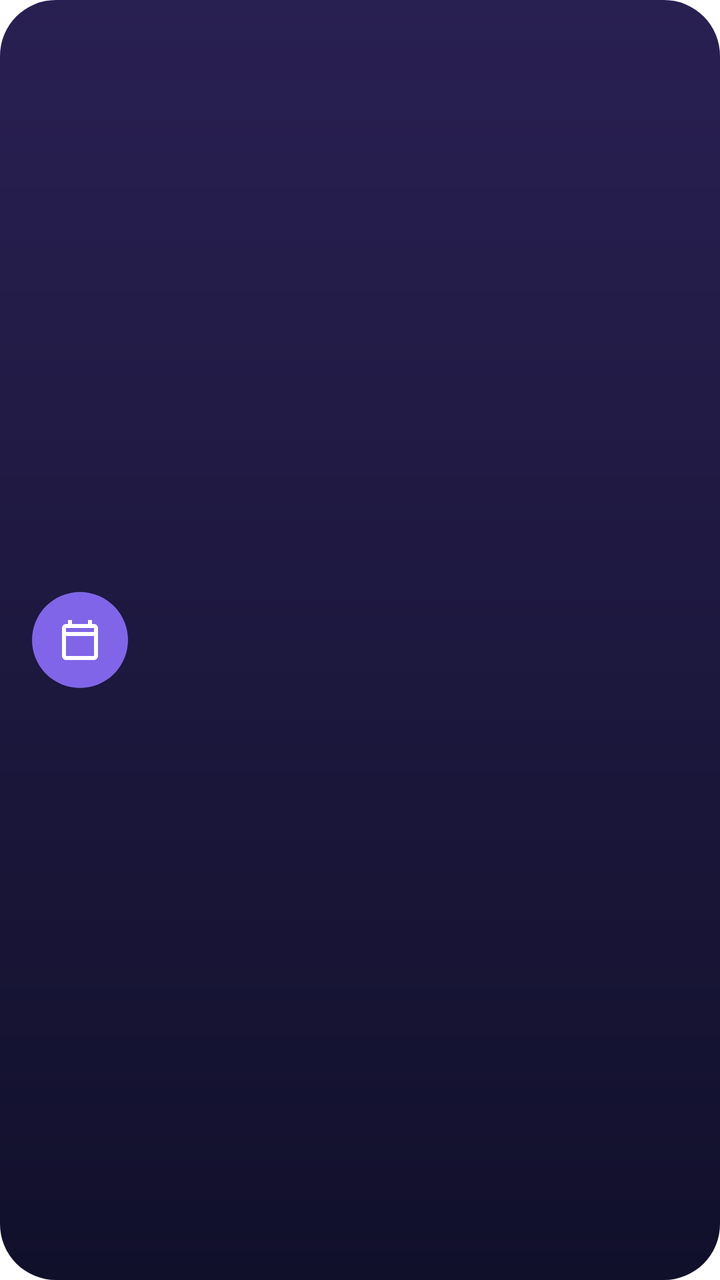
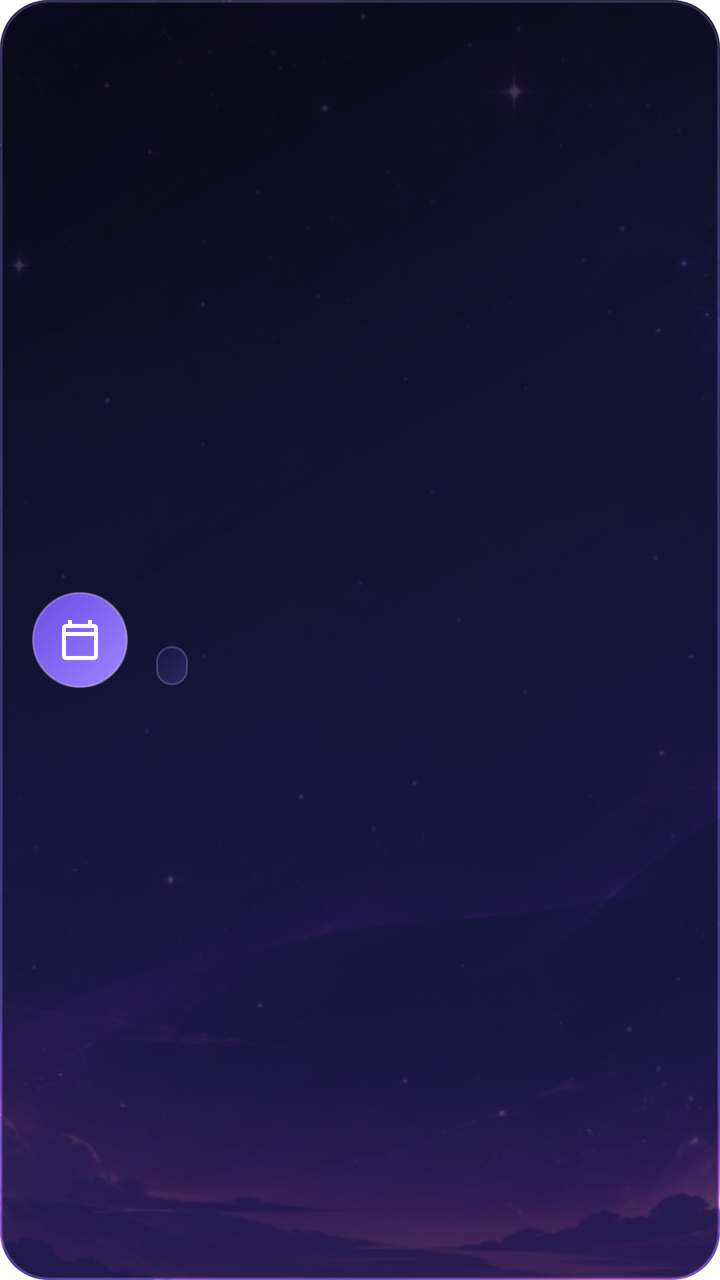

An Android layout rendered at two revisions. The XML below is the earlier revision; the diff shows what the commit changed to produce the second picture.
<!-- AndroidManifest.xml: fallback theme Theme.MaterialComponents.DayNight.NoActionBar -->
<!-- res/layout/widget_hrt.xml -->
<?xml version="1.0" encoding="utf-8"?>
<LinearLayout xmlns:android="http://schemas.android.com/apk/res/android"
    android:id="@+id/root"
    android:layout_width="match_parent"
    android:layout_height="match_parent"
    android:background="@drawable/widget_bg"
    android:gravity="center_vertical"
    android:orientation="horizontal"
    android:padding="16dp">

    <FrameLayout
        android:layout_width="48dp"
        android:layout_height="48dp">

        <ImageView
            android:layout_width="48dp"
            android:layout_height="48dp"
            android:src="@drawable/widget_icon_circle" />

        <ImageView
            android:layout_width="24dp"
            android:layout_height="24dp"
            android:layout_gravity="center"
            android:src="@drawable/ic_widget_calendar" />
    </FrameLayout>

    <LinearLayout
        android:layout_width="0dp"
        android:layout_height="wrap_content"
        android:layout_marginStart="12dp"
        android:layout_weight="1"
        android:orientation="vertical">

        <TextView
            android:id="@+id/title"
            android:layout_width="match_parent"
            android:layout_height="wrap_content"
            android:ellipsize="end"
            android:maxLines="2"
            android:textColor="#FFFFFF"
            android:textSize="18sp"
            android:textStyle="bold" />

        <TextView
            android:id="@+id/subtitle"
            android:layout_width="match_parent"
            android:layout_height="wrap_content"
            android:ellipsize="end"
            android:maxLines="1"
            android:textColor="#C7B8FF"
            android:textSize="13sp" />
    </LinearLayout>
</LinearLayout>
<!-- resources referenced by this layout -->
<resources>
  <!-- drawable ic_widget_calendar (drawable) -->
  <?xml version="1.0" encoding="utf-8"?>
  <vector xmlns:android="http://schemas.android.com/apk/res/android"
      android:width="24dp"
      android:height="24dp"
      android:viewportWidth="24"
      android:viewportHeight="24">
      <path
          android:fillColor="#FFFFFF"
          android:pathData="M19,4h-1V2h-2v2H8V2H6v2H5C3.89,4 3.01,4.9 3.01,6L3,20c0,1.1 0.89,2 2,2h14c1.1,0 2,-0.9 2,-2V6C21,4.9 20.1,4 19,4zM19,20H5V10h14V20zM19,8H5V6h14V8z" />
  </vector>
  <!-- drawable widget_bg (drawable) -->
  <?xml version="1.0" encoding="utf-8"?>
  <shape xmlns:android="http://schemas.android.com/apk/res/android" android:shape="rectangle">
      <gradient
          android:angle="270"
          android:endColor="#11102B"
          android:startColor="#292052" />
      <corners android:radius="28dp" />
  </shape>
  <!-- drawable widget_icon_circle (drawable) -->
  <?xml version="1.0" encoding="utf-8"?>
  <shape xmlns:android="http://schemas.android.com/apk/res/android" android:shape="oval">
      <solid android:color="#8065E8" />
  </shape>
</resources>

<!-- the commit's change to res/layout/widget_hrt.xml (unified diff, before → after) -->
@@ -1,53 +1,77 @@
 <?xml version="1.0" encoding="utf-8"?>
-<LinearLayout xmlns:android="http://schemas.android.com/apk/res/android"
+<FrameLayout xmlns:android="http://schemas.android.com/apk/res/android"
     android:id="@+id/root"
     android:layout_width="match_parent"
     android:layout_height="match_parent"
-    android:background="@drawable/widget_bg"
-    android:gravity="center_vertical"
-    android:orientation="horizontal"
-    android:padding="16dp">
+    android:background="@drawable/widget_scrim"
+    android:clipToOutline="true">
 
-    <FrameLayout
-        android:layout_width="48dp"
-        android:layout_height="48dp">
+    <ImageView
+        android:layout_width="match_parent"
+        android:layout_height="match_parent"
+        android:scaleType="centerCrop"
+        android:src="@drawable/widget_celestial_bg" />
 
-        <ImageView
-            android:layout_width="48dp"
-            android:layout_height="48dp"
-            android:src="@drawable/widget_icon_circle" />
-
-        <ImageView
-            android:layout_width="24dp"
-            android:layout_height="24dp"
-            android:layout_gravity="center"
-            android:src="@drawable/ic_widget_calendar" />
-    </FrameLayout>
+    <View
+        android:layout_width="match_parent"
+        android:layout_height="match_parent"
+        android:background="@drawable/widget_scrim" />
 
     <LinearLayout
-        android:layout_width="0dp"
-        android:layout_height="wrap_content"
-        android:layout_marginStart="12dp"
-        android:layout_weight="1"
-        android:orientation="vertical">
+        android:layout_width="match_parent"
+        android:layout_height="match_parent"
+        android:gravity="center_vertical"
+        android:orientation="horizontal"
+        android:padding="16dp">
 
-        <TextView
-            android:id="@+id/title"
-            android:layout_width="match_parent"
+        <FrameLayout
+            android:layout_width="48dp"
+            android:layout_height="48dp">
+
+            <ImageView
+                android:layout_width="48dp"
+                android:layout_height="48dp"
+                android:src="@drawable/widget_icon_circle" />
+
+            <ImageView
+                android:layout_width="24dp"
+                android:layout_height="24dp"
+                android:layout_gravity="center"
+                android:src="@drawable/ic_widget_calendar" />
+        </FrameLayout>
+
+        <LinearLayout
+            android:layout_width="0dp"
             android:layout_height="wrap_content"
-            android:ellipsize="end"
-            android:maxLines="2"
-            android:textColor="#FFFFFF"
-            android:textSize="18sp"
-            android:textStyle="bold" />
+            android:layout_marginStart="14dp"
+            android:layout_weight="1"
+            android:orientation="vertical">
 
-        <TextView
-            android:id="@+id/subtitle"
-            android:layout_width="match_parent"
-            android:layout_height="wrap_content"
-            android:ellipsize="end"
-            android:maxLines="1"
-            android:textColor="#C7B8FF"
-            android:textSize="13sp" />
+            <TextView
+                android:id="@+id/title"
+                android:layout_width="match_parent"
+                android:layout_height="wrap_content"
+                android:ellipsize="end"
+                android:maxLines="2"
+                android:textColor="#FFFFFF"
+                android:textSize="16sp"
+                android:textStyle="bold" />
+
+            <TextView
+                android:id="@+id/subtitle"
+                android:layout_width="wrap_content"
+                android:layout_height="wrap_content"
+                android:layout_marginTop="4dp"
+                android:background="@drawable/widget_pill_bg"
+                android:ellipsize="end"
+                android:maxLines="1"
+                android:paddingLeft="8dp"
+                android:paddingTop="2dp"
+                android:paddingRight="8dp"
+                android:paddingBottom="2dp"
+                android:textColor="#ECE8FF"
+                android:textSize="11.5sp"
+                android:textStyle="bold" />
+        </LinearLayout>
     </LinearLayout>
-</LinearLayout>
+</FrameLayout>
<!-- resource entries referenced after the edit -->
@@ -11,19 +11,42 @@
           android:fillColor="#FFFFFF"
           android:pathData="M19,4h-1V2h-2v2H8V2H6v2H5C3.89,4 3.01,4.9 3.01,6L3,20c0,1.1 0.89,2 2,2h14c1.1,0 2,-0.9 2,-2V6C21,4.9 20.1,4 19,4zM19,20H5V10h14V20zM19,8H5V6h14V8z" />
   </vector>
-  <!-- drawable widget_bg (drawable) -->
+  <!-- drawable widget_celestial_bg: jpg bitmap (drawable-nodpi, 240952 bytes) -->
+  <!-- drawable widget_icon_circle (drawable) -->
+  <?xml version="1.0" encoding="utf-8"?>
+  <shape xmlns:android="http://schemas.android.com/apk/res/android" android:shape="oval">
+      <gradient
+          android:angle="135"
+          android:startColor="#9E85FF"
+          android:endColor="#694DE6" />
+      <stroke
+          android:width="1dp"
+          android:color="#4DFFFFFF" />
+  </shape>
+  <!-- drawable widget_pill_bg (drawable) -->
   <?xml version="1.0" encoding="utf-8"?>
   <shape xmlns:android="http://schemas.android.com/apk/res/android" android:shape="rectangle">
       <gradient
-          android:angle="270"
-          android:endColor="#11102B"
-          android:startColor="#292052" />
-      <corners android:radius="28dp" />
+          android:angle="135"
+          android:startColor="#3D8065E8"
+          android:endColor="#29292052" />
+      <corners android:radius="10dp" />
+      <stroke
+          android:width="1dp"
+          android:color="#3DC7B8FF" />
   </shape>
-  <!-- drawable widget_icon_circle (drawable) -->
+  <!-- drawable widget_scrim (drawable) -->
   <?xml version="1.0" encoding="utf-8"?>
-  <shape xmlns:android="http://schemas.android.com/apk/res/android" android:shape="oval">
-      <solid android:color="#8065E8" />
+  <shape xmlns:android="http://schemas.android.com/apk/res/android" android:shape="rectangle">
+      <gradient
+          android:angle="135"
+          android:startColor="#B811102B"
+          android:centerColor="#C4171436"
+          android:endColor="#D9090817" />
+      <corners android:radius="24dp" />
+      <stroke
+          android:width="1.2dp"
+          android:color="#38C7B8FF" />
   </shape>
 </resources>
 
